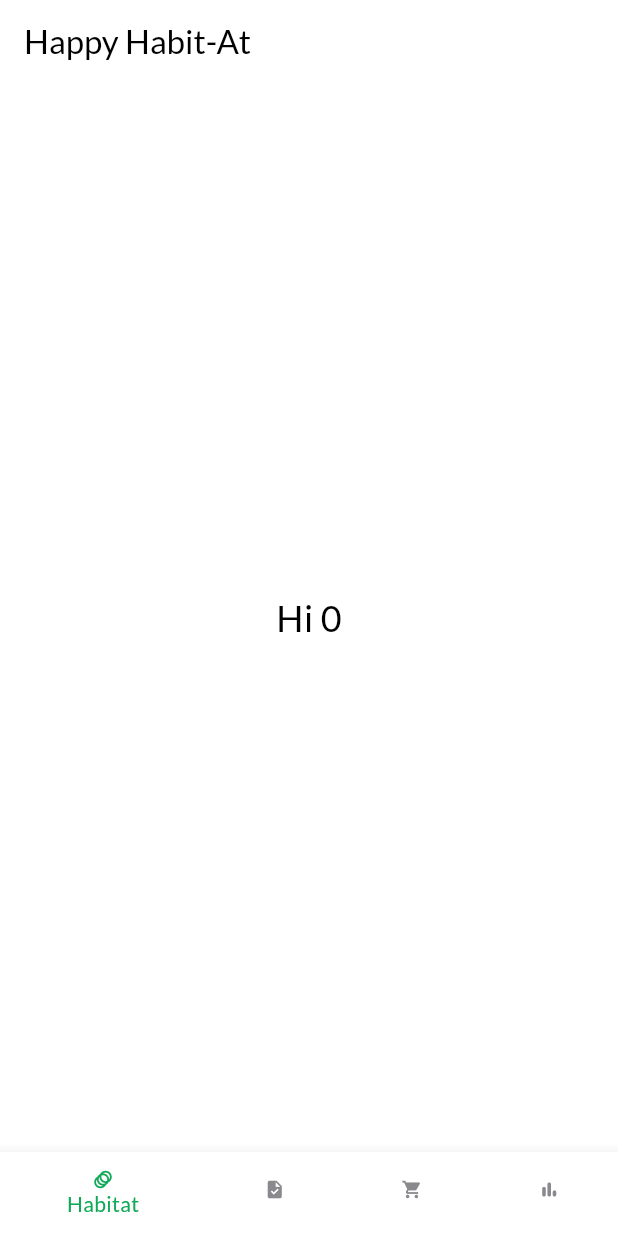
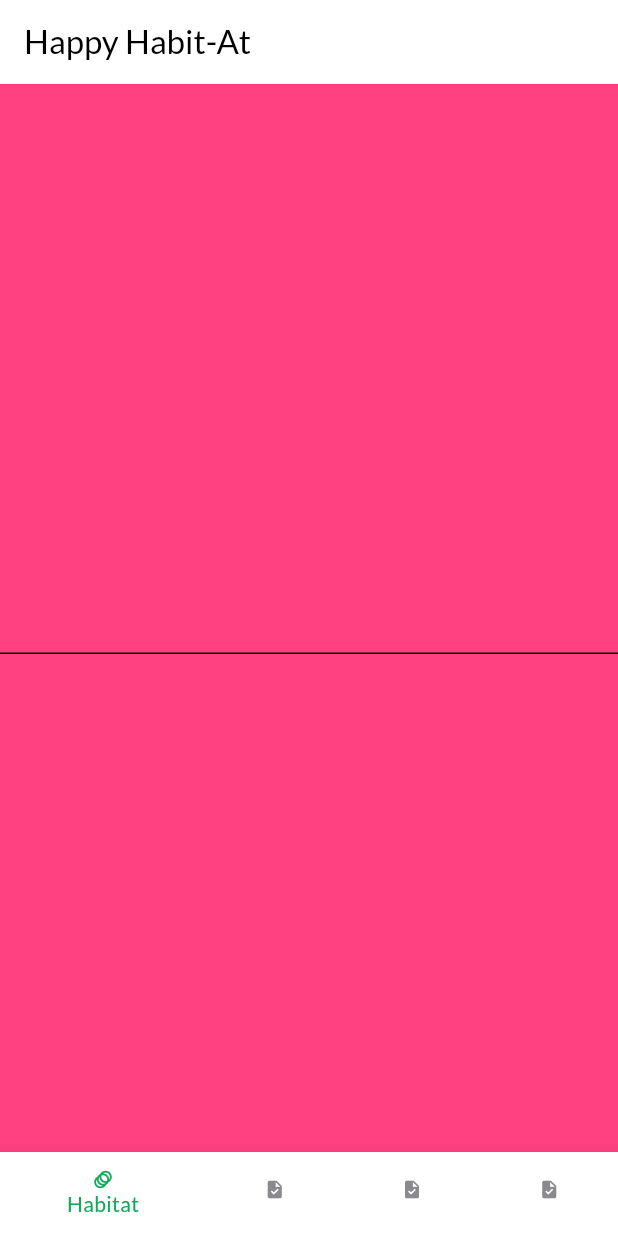
Before and after one commit to makodaa/happy-habit-at, a Flutter app: the screen it shows after launch, on a phone screen of 412 x 824 dp. Run offline on Flutter 3.47's test engine with Material 3 defaults, Android fonts, the light colour scheme and no system bars; our stand-ins replace go_router, google_fonts; missing offline and left inert: window_manager; project files that could hold a hidden picture were left out.

Commit message:
Added animation between views

```diff
--- a/lib/main.dart
+++ b/lib/main.dart
@@ -3,7 +3,7 @@ import "dart:io";
 import "package:flutter/foundation.dart";
 import "package:flutter/material.dart";
 import "package:google_fonts/google_fonts.dart";
-import "package:happy_habit_at/screens/main_screen.dart";
+import "package:happy_habit_at/router.dart";
 import "package:window_manager/window_manager.dart";
 
 ColorScheme appColorScheme = ColorScheme(
@@ -55,10 +55,10 @@ class HappyHabitAtApp extends StatelessWidget {
 
   @override
   Widget build(BuildContext context) {
-    return MaterialApp(
+    return MaterialApp.router(
       title: "Happy Habit-At",
       theme: AppTheme.getAppTheme(),
-      home: const MainScreen(),
+      routerConfig: router,
     );
   }
 }
--- /dev/null
+++ b/lib/router.dart
@@ -0,0 +1,132 @@
+import "package:flutter/material.dart";
+import "package:go_router/go_router.dart";
+import "package:happy_habit_at/screens/home_screen.dart";
+import "package:happy_habit_at/screens/home_screen_shells/habitat_screen.dart";
+import "package:happy_habit_at/screens/home_screen_shells/habits_screen.dart";
+import "package:happy_habit_at/screens/home_screen_shells/shop_screen.dart";
+import "package:happy_habit_at/screens/home_screen_shells/stats_screen.dart";
+
+final GlobalKey<NavigatorState> _rootNavigatorKey = GlobalKey<NavigatorState>(debugLabel: "root");
+
+// ignore: always_specify_types
+final navigatorKeys = (
+  habitat: GlobalKey<NavigatorState>(debugLabel: "habitat"),
+  habits: GlobalKey<NavigatorState>(debugLabel: "habits"),
+  shop: GlobalKey<NavigatorState>(debugLabel: "shop"),
+  stats: GlobalKey<NavigatorState>(debugLabel: "stats"),
+);
+
+class SlideUpPageAnimation extends StatelessWidget {
+  const SlideUpPageAnimation({
+    required this.context,
+    required this.animation,
+    required this.secondaryAnimation,
+    required this.child,
+    super.key,
+  });
+  final BuildContext context;
+  final Animation<double> animation;
+  final Animation<double> secondaryAnimation;
+  final Widget child;
+
+  @override
+  Widget build(BuildContext context) {
+    return FadeTransition(
+      opacity: animation,
+      child: SlideTransition(
+        position: Tween<Offset>(
+          begin: const Offset(0.0, 0.8),
+          end: Offset.zero,
+        ).animate(
+          CurvedAnimation(
+            parent: animation,
+            curve: Curves.easeInOut, // Curve applied here
+          ),
+        ),
+        child: child,
+      ),
+    );
+  }
+}
+
+CustomTransitionPage<void> Function(BuildContext, GoRouterState) transitionPage({
+  required Widget child,
+}) {
+  return (BuildContext context, GoRouterState state) {
+    return CustomTransitionPage<void>(
+      key: state.pageKey,
+      child: child,
+      transitionsBuilder: (
+        BuildContext context,
+        Animation<double> animation,
+        Animation<double> secondaryAnimation,
+        Widget child,
+      ) {
+        return RotationTransition(
+          turns: animation,
+          child: child,
+        );
+      },
+    );
+  };
+}
+
+final GoRouter router = GoRouter(
+  navigatorKey: _rootNavigatorKey,
+  initialLocation: "/habitat",
+  routes: <RouteBase>[
+    StatefulShellRoute(
+      navigatorContainerBuilder: (
+        BuildContext context,
+        StatefulNavigationShell navigationShell,
+        List<Widget> children,
+      ) {
+        return HomeScreen(navigationShell: navigationShell, children: children);
+      },
+      builder: (
+        BuildContext context,
+        GoRouterState state,
+        StatefulNavigationShell navigationShell,
+      ) =>
+          navigationShell,
+      branches: <StatefulShellBranch>[
+        StatefulShellBranch(
+          navigatorKey: navigatorKeys.habitat,
+          routes: <RouteBase>[
+            GoRoute(
+              path: "/habitat",
+              builder: (BuildContext context, GoRouterState state) => const HabitatScreen(),
+            ),
+          ],
+        ),
+        StatefulShellBranch(
+          navigatorKey: navigatorKeys.habits,
+          routes: <RouteBase>[
+            GoRoute(
+              path: "/habits",
+              builder: (BuildContext context, GoRouterState state) => const HabitsScreen(),
+            ),
+          ],
+        ),
+        StatefulShellBranch(
+          navigatorKey: navigatorKeys.shop,
+          routes: <RouteBase>[
+            GoRoute(
+              path: "/shop",
+              builder: (BuildContext context, GoRouterState state) => const ShopScreen(),
+            ),
+          ],
+        ),
+        StatefulShellBranch(
+          navigatorKey: navigatorKeys.stats,
+          routes: <RouteBase>[
+            GoRoute(
+              path: "/stats",
+              builder: (BuildContext context, GoRouterState state) => const StatsScreen(),
+            ),
+          ],
+        ),
+      ],
+    ),
+  ],
+);
--- /dev/null
+++ b/lib/screens/home_screen.dart
@@ -0,0 +1,88 @@
+import "package:flutter/material.dart";
+import "package:go_router/go_router.dart";
+
+class HomeScreen extends StatelessWidget {
+  const HomeScreen({
+    required this.navigationShell,
+    required this.children,
+    super.key,
+  });
+
+  final StatefulNavigationShell navigationShell;
+  final List<Widget> children;
+
+  @override
+  Widget build(BuildContext context) {
+    return Scaffold(
+      appBar: AppBar(
+        backgroundColor: Theme.of(context).colorScheme.inversePrimary,
+        title: const Text("Happy Habit-At"),
+      ),
+      body: BranchAnimator(
+        currentIndex: navigationShell.currentIndex,
+        children: children,
+      ),
+      bottomNavigationBar: BottomNavigationBar(
+        // TODO(water-mizuu): Change colors to use ColorTheme.
+        unselectedItemColor: const Color(0xFF8A8A8E),
+        selectedItemColor: const Color(0xFF0FA958),
+        currentIndex: navigationShell.currentIndex,
+        items: const <BottomNavigationBarItem>[
+          BottomNavigationBarItem(
+            icon: Icon(Icons.animation_sharp, size: 14.0),
+            label: "Habitat",
+          ),
+          BottomNavigationBarItem(
+            icon: Icon(Icons.task, size: 14.0),
+            label: "Habits",
+          ),
+          BottomNavigationBarItem(
+            icon: Icon(Icons.task, size: 14.0),
+            label: "Shop",
+          ),
+          BottomNavigationBarItem(
+            icon: Icon(Icons.task, size: 14.0),
+            label: "Stats",
+          ),
+        ],
+        onTap: (int index) {
+          print("");
+
+          return navigationShell.goBranch(index);
+        },
+      ),
+    );
+  }
+}
+
+class BranchAnimator extends StatelessWidget {
+  const BranchAnimator({required this.currentIndex, required this.children, super.key});
+
+  final int currentIndex;
+  final List<Widget> children;
+
+  @override
+  Widget build(BuildContext context) {
+    return Stack(
+      children: <Widget>[
+        for (var (int i, Widget child) in children.indexed)
+          AnimatedSlide(
+            offset: i < currentIndex
+                ? const Offset(-1, 0)
+                : i > currentIndex
+                    ? const Offset(1, 0)
+                    : Offset.zero,
+            curve: Curves.easeInOutQuart,
+            duration: const Duration(milliseconds: 250),
+            child: IgnorePointer(
+              ignoring: i != currentIndex,
+              child: TickerMode(
+                enabled: i == currentIndex,
+                child: child,
+              ),
+            ),
+          ),
+      ],
+    );
+  }
+}
--- /dev/null
+++ b/lib/screens/home_screen_shells/habitat_screen.dart
@@ -0,0 +1,45 @@
+import "package:flutter/material.dart";
+
+class HabitatScreen extends StatefulWidget {
+  const HabitatScreen({super.key});
+
+  @override
+  State<HabitatScreen> createState() => _HabitatScreenState();
+}
+
+class _HabitatScreenState extends State<HabitatScreen> {
+  late final TextEditingController textEditingController;
+
+  @override
+  void initState() {
+    super.initState();
+
+    textEditingController = TextEditingController();
+  }
+
+  @override
+  void dispose() {
+    textEditingController.dispose();
+
+    super.dispose();
+  }
+
+  @override
+  Widget build(BuildContext context) {
+    return ColoredBox(
+      color: Colors.pinkAccent,
+      child: Column(
+        crossAxisAlignment: CrossAxisAlignment.stretch,
+        children: <Widget>[
+          Expanded(
+            child: Center(
+              child: TextField(
+                controller: textEditingController,
+              ),
+            ),
+          ),
+        ],
+      ),
+    );
+  }
+}
--- a/lib/screens/main_screen.dart
+++ /dev/null
@@ -1,71 +0,0 @@
-import "package:flutter/material.dart";
-
-class MainScreen extends StatefulWidget {
-  const MainScreen({super.key});
-
-  @override
-  State<MainScreen> createState() => _MainScreenState();
-}
-
-class _MainScreenState extends State<MainScreen> {
-  late int pageIndex;
-
-  @override
-  void initState() {
-    super.initState();
-
-    pageIndex = 0;
-  }
-
-  @override
-  Widget build(BuildContext context) {
-    return Scaffold(
-      appBar: AppBar(
-        backgroundColor: Theme.of(context).colorScheme.inversePrimary,
-        title: const Text("Happy Habit-At"),
-      ),
-      body: Column(
-        crossAxisAlignment: CrossAxisAlignment.stretch,
-        children: <Widget>[
-          Expanded(
-            child: Center(
-              child: Text(
-                "Hi $pageIndex",
-                style: const TextStyle(fontSize: 24.0),
-              ),
-            ),
-          ),
-        ],
-      ),
-      bottomNavigationBar: BottomNavigationBar(
-        // TODO(water-mizuu): Change colors to use ColorTheme.
-        unselectedItemColor: const Color(0xFF8A8A8E),
-        selectedItemColor: const Color(0xFF0FA958),
-        currentIndex: pageIndex,
-        items: const <BottomNavigationBarItem>[
-          BottomNavigationBarItem(
-            icon: Icon(Icons.animation_sharp, size: 14.0),
-            label: "Habitat",
-          ),
-          BottomNavigationBarItem(
-            icon: Icon(Icons.task, size: 14.0),
-            label: "Home",
-          ),
-          BottomNavigationBarItem(
-            icon: Icon(Icons.shopping_cart, size: 14.0),
-            label: "Shop",
-          ),
-          BottomNavigationBarItem(
-            icon: Icon(Icons.bar_chart_rounded, size: 14.0),
-            label: "Stats",
-          ),
-        ],
-        onTap: (int index) {
-          setState(() {
-            pageIndex = index;
-          });
-        },
-      ),
-    );
-  }
-}
```
Also changed, not shown: lib/screens/home_screen_shells/habits_screen.dart (added, +13 -0 lines), lib/screens/home_screen_shells/shop_screen.dart (added, +13 -0 lines), lib/screens/home_screen_shells/stats_screen.dart (added, +13 -0 lines).
